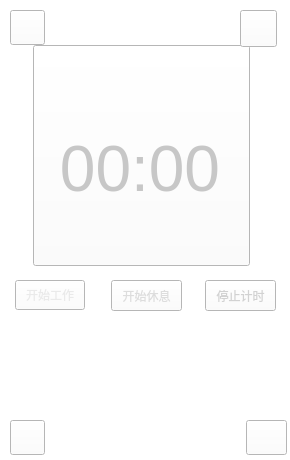
First picture: the form in mainwindow.ui, repository Haiming-Yang/oneTomato, before the edit.
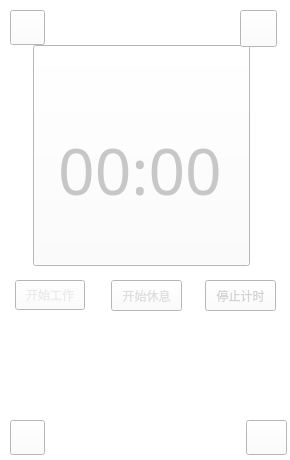
Second picture: the form after the edit. Icons and pictures are not drawn.

```diff
--- a/mainwindow.ui
+++ b/mainwindow.ui
@@ -380,6 +380,7 @@
     </property>
     <property name="font">
      <font>
+      <family>Microsoft YaHei</family>
       <pointsize>48</pointsize>
      </font>
     </property>
```
Left out of the diff: 15 changed lines with no effect on the pictures.
